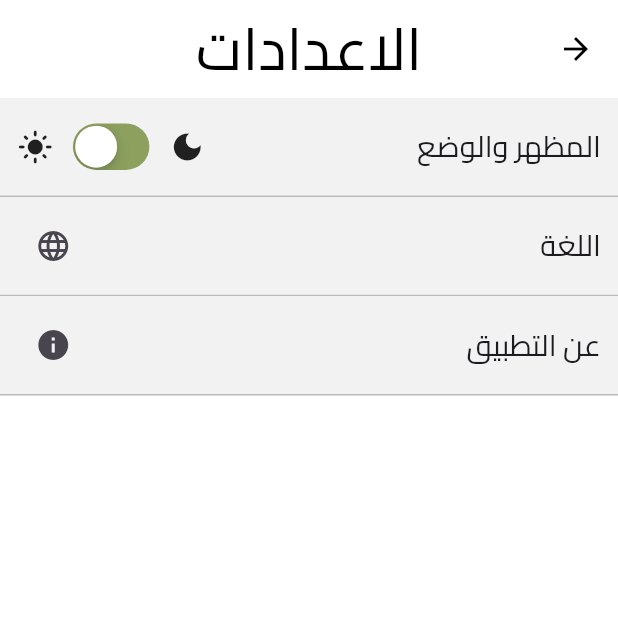
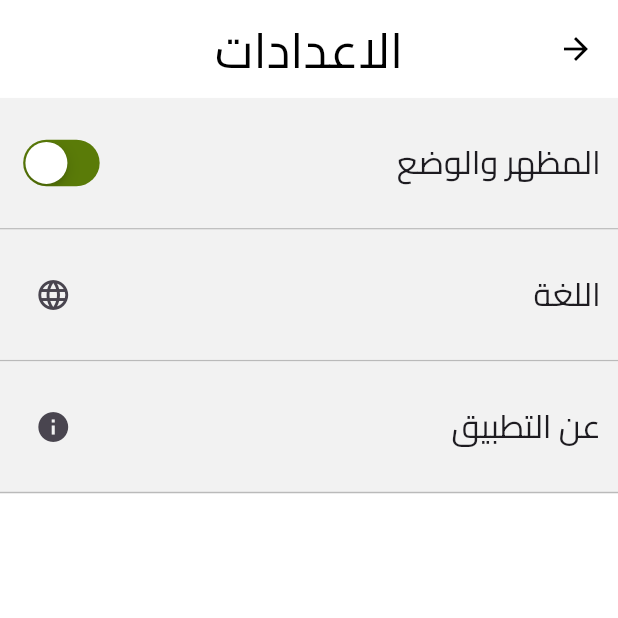
Before and after one commit to mohamedmagdy2301/azkary_app, a Flutter app: the SettingsScreen screen opened by its route, on a phone screen of 412 x 824 dp, the top half of it. Run offline on Flutter 3.47's test engine with Material 3 defaults, Android fonts, the light colour scheme and no system bars; our stand-ins replace firebase_core, flutter_bloc, flutter_screenutil; accounts and stored records are empty.

Commit message:
update color in setteings screen

```diff
--- a/lib/features/settings/presentation/veiw/screens/settings_screen.dart
+++ b/lib/features/settings/presentation/veiw/screens/settings_screen.dart
@@ -1,13 +1,11 @@
 import 'package:azkary_app/core/theming/cubit_cahnge_themeing.dart';
 import 'package:azkary_app/core/theming/light_theme.dart';
-import 'package:azkary_app/core/utils/colors.dart';
 import 'package:azkary_app/core/utils/strings.dart';
 import 'package:azkary_app/features/settings/presentation/veiw/widgets/appbar_setting.dart';
 import 'package:azkary_app/features/settings/presentation/veiw/widgets/settings_row_item.dart';
 import 'package:flutter/cupertino.dart';
 import 'package:flutter/material.dart';
 import 'package:flutter_bloc/flutter_bloc.dart';
-import 'package:flutter_screenutil/flutter_screenutil.dart';
 
 class SettingsScreen extends StatefulWidget {
   const SettingsScreen({super.key});
@@ -27,23 +25,15 @@ class _SettingsScreenState extends State<SettingsScreen> {
         children: [
           SettingsRowItem(
             title: StringsAppAR.themesMode,
-            leading: Row(
-              children: [
-                const Icon(Icons.dark_mode),
-                SizedBox(width: 8.w),
-                CupertinoSwitch(
-                  activeColor: ColorsAppLight.primaryColor,
-                  trackColor: Colors.black,
+            leading: CupertinoSwitch(
+              activeColor: const Color.fromARGB(255, 90, 123, 8),
+              trackColor: const Color.fromARGB(255, 156, 214, 9),
               value: themeCubit.state.themeData == lightTheme,
               onChanged: (value) {
                 setState(() {
                   themeCubit.toggleTheme();
                 });
               },
-                ),
-                SizedBox(width: 8.w),
-                const Icon(Icons.light_mode),
-              ],
             ),
           ),
           SettingsRowItem(
--- a/lib/features/settings/presentation/veiw/widgets/appbar_setting.dart
+++ b/lib/features/settings/presentation/veiw/widgets/appbar_setting.dart
@@ -11,7 +11,7 @@ class AppBarSettings extends StatelessWidget implements PreferredSizeWidget {
       title: Text(
         StringsAppAR.settings,
         style: TextStyle(
-          fontSize: 36.sp,
+          fontSize: 30.sp,
           fontWeight: FontWeight.w400,
         ),
       ),
--- a/lib/features/settings/presentation/veiw/widgets/settings_row_item.dart
+++ b/lib/features/settings/presentation/veiw/widgets/settings_row_item.dart
@@ -20,28 +20,26 @@ class SettingsRowItem extends StatelessWidget {
     return Column(
       children: [
         Container(
-          height: 60.h,
+          height: 80.h,
           width: double.infinity,
           padding: EdgeInsets.symmetric(horizontal: 10.w),
           color: isLightTheme
               ? const Color.fromARGB(255, 242, 242, 242)
-              : const Color.fromARGB(255, 90, 120, 13),
+              : const Color.fromARGB(255, 30, 30, 30),
           child: Row(
             mainAxisAlignment: MainAxisAlignment.spaceBetween,
             children: [
               Text(
                 title,
-                style: TextStyle(fontSize: 18.sp),
+                style: TextStyle(fontSize: 20.sp, fontWeight: FontWeight.w400),
               ),
               const Spacer(),
               leading,
             ],
           ),
         ),
-        Divider(
-          color: isLightTheme
-              ? const Color.fromARGB(255, 186, 186, 186)
-              : const Color.fromARGB(255, 249, 249, 249),
+        const Divider(
+          color: Color.fromARGB(255, 186, 186, 186),
           thickness: 1,
           height: 1,
         ),
```
Lines whose indentation alone changed are shown as unchanged.
